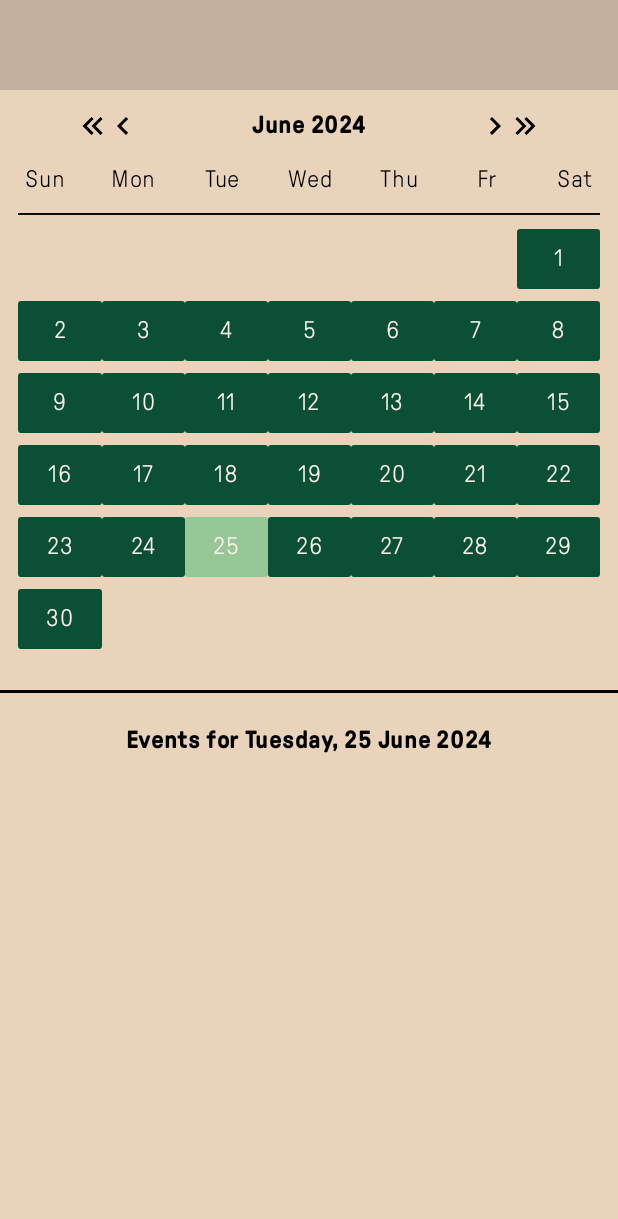
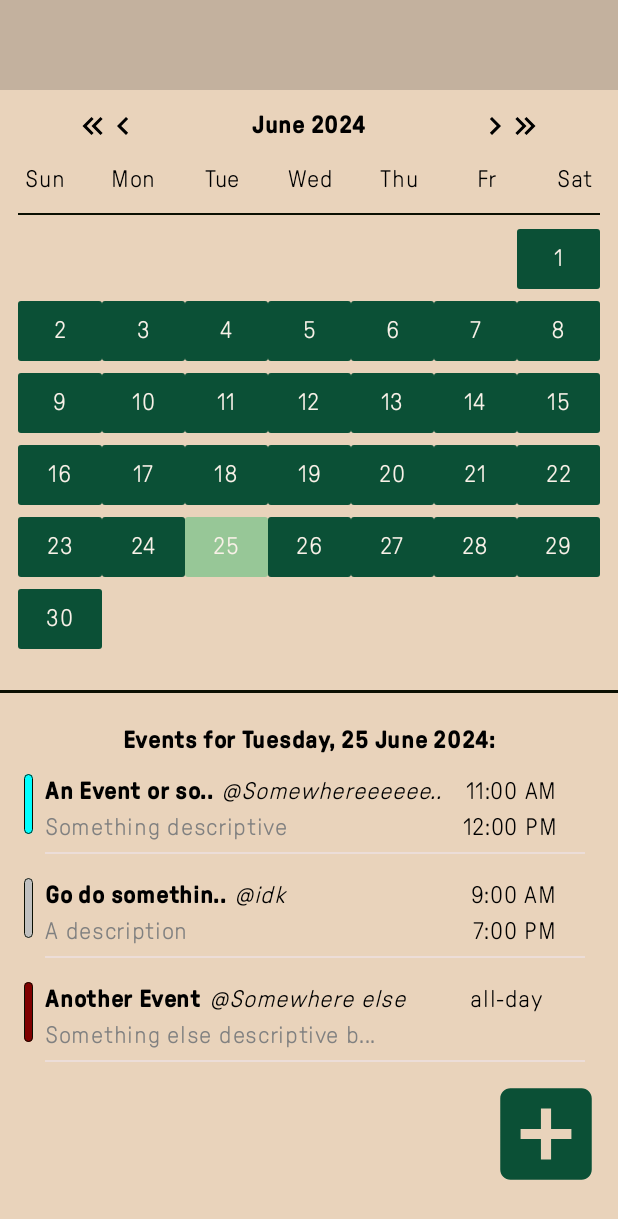
Before and after one commit to Omaro-IB/nofusscalendar-android-project, an Android app built with Jetpack Compose: the screen it shows after launch (MainActivity), on a phone screen of 412 x 824 dp. Shown: the top 1219 px of the screen. Run offline under Robolectric (Android 15) with nearby library versions, the phone set to English and light mode, and no system bars.

Commit message:
created event component

```diff
--- a/NoFussCalendar/app/src/main/java/DTUtils.kt
+++ b/NoFussCalendar/app/src/main/java/DTUtils.kt
@@ -1,4 +1,11 @@
-import kotlinx.datetime.*
+import kotlinx.datetime.Clock
+import kotlinx.datetime.Instant
+import kotlinx.datetime.LocalDate
+import kotlinx.datetime.LocalDateTime
+import kotlinx.datetime.TimeZone
+import kotlinx.datetime.daysUntil
+import kotlinx.datetime.isoDayNumber
+import kotlinx.datetime.toLocalDateTime
 
 class DTUtils {
     companion object {
@@ -108,5 +115,13 @@ class DTUtils {
                 return "$nHour:${minute.toString().padStart(2, '0')} $ending"
             }
         }
+
+        fun clipString(string: String, replaceWith: String, limit: Int): String {
+            if (string.length > limit) {
+                return string.slice(0..limit-1) + replaceWith
+            } else {
+                return string
+            }
+        }
     }
 }
--- a/NoFussCalendar/app/src/main/java/com/example/nofusscalendar/MainActivity.kt
+++ b/NoFussCalendar/app/src/main/java/com/example/nofusscalendar/MainActivity.kt
@@ -1,10 +1,12 @@
 package com.example.nofusscalendar
 import DTUtils
+import android.nfc.FormatException
 import android.os.Bundle
 import androidx.activity.ComponentActivity
 import androidx.activity.compose.setContent
 import androidx.activity.enableEdgeToEdge
 import androidx.compose.foundation.background
+import androidx.compose.foundation.border
 import androidx.compose.foundation.layout.Arrangement
 import androidx.compose.foundation.layout.Box
 import androidx.compose.foundation.layout.Column
@@ -15,6 +17,7 @@ import androidx.compose.foundation.layout.fillMaxWidth
 import androidx.compose.foundation.layout.height
 import androidx.compose.foundation.layout.offset
 import androidx.compose.foundation.layout.padding
+import androidx.compose.foundation.layout.size
 import androidx.compose.foundation.layout.width
 import androidx.compose.foundation.lazy.grid.GridCells
 import androidx.compose.foundation.lazy.grid.LazyVerticalGrid
@@ -33,12 +36,15 @@ import androidx.compose.runtime.remember
 import androidx.compose.runtime.setValue
 import androidx.compose.ui.Alignment
 import androidx.compose.ui.Modifier
+import androidx.compose.ui.draw.clip
 import androidx.compose.ui.res.colorResource
 import androidx.compose.ui.res.painterResource
+import androidx.compose.ui.text.font.FontStyle
 import androidx.compose.ui.text.font.FontWeight
 import androidx.compose.ui.text.style.TextAlign
 import androidx.compose.ui.unit.dp
 import com.example.nofusscalendar.ui.theme.NoFussCalendarTheme
+
 
 class MainActivity : ComponentActivity() {
     override fun onCreate(savedInstanceState: Bundle?) {
@@ -48,13 +54,15 @@ class MainActivity : ComponentActivity() {
             NoFussCalendarTheme {
                 Column {
                     // Dark space
-                    Spacer(modifier= Modifier.height(60.dp).fillMaxWidth().background(colorResource(R.color.beigedark)))
+                    Spacer(modifier= Modifier
+                        .height(60.dp)
+                        .fillMaxWidth()
+                        .background(colorResource(R.color.beigedark)))
                     // Calendar
-                    Calendar(modifier = Modifier.background(colorResource(R.color.beige)).fillMaxWidth().height(400.dp))
-                    // Light space
-                    Spacer(modifier = Modifier.height(2.dp).fillMaxWidth().background(colorResource(R.color.black)))
-                    // Event list -- TODO: Update day based on selected day
-                    Events(modifier = Modifier.background(colorResource(R.color.beige)).fillMaxWidth().fillMaxHeight(), 2024, 6, 25)
+                    Calendar(modifier = Modifier
+                        .background(colorResource(R.color.beige))
+                        .fillMaxWidth()
+                        .fillMaxHeight())
                 }
             }
         }
@@ -62,23 +70,75 @@ class MainActivity : ComponentActivity() {
 }
 
 @Composable
+fun Event(title: String, location: String, description: String, allDay: Boolean, color: String, start: String, end: String){
+    val c = when(color){
+        "black" -> colorResource(R.color.black_css3)
+        "silver" -> colorResource(R.color.silver_css3)
+        "gray" -> colorResource(R.color.gray_css3)
+        "white" -> colorResource(R.color.white_css3)
+        "maroon" -> colorResource(R.color.maroon_css3)
+        "red" -> colorResource(R.color.red_css3)
+        "purple" -> colorResource(R.color.purple_css3)
+        "fuchsia" -> colorResource(R.color.fuchsia_css3)
+        "green" -> colorResource(R.color.green_css3)
+        "lime" -> colorResource(R.color.lime_css3)
+        "olive" -> colorResource(R.color.olive_css3)
+        "yellow" -> colorResource(R.color.yellow_css3)
+        "navy" -> colorResource(R.color.navy_css3)
+        "blue" -> colorResource(R.color.black_css3)
+        "teal" -> colorResource(R.color.teal_css3)
+        "aqua" -> colorResource(R.color.aqua_css3)
+        else -> throw FormatException("color not available")
+    }
+    Row {
+        // Color spacer
+        Spacer(modifier = Modifier.padding(horizontal = 8.dp))
+        Box(modifier = Modifier.height(40.dp).width(6.dp).clip(RoundedCornerShape(30.dp)).background(c).border(width = (0.4).dp, color = colorResource(R.color.blackshadow), shape = RoundedCornerShape(12.dp)))
+        Spacer(modifier = Modifier.padding(horizontal = 4.dp))
+        // Two lines
+        Column {
+            // Title, location, and start time
+            Row(modifier = Modifier.fillMaxWidth().padding(end = 40.dp), horizontalArrangement = Arrangement.SpaceBetween) {
+                Row {Text(DTUtils.clipString(title, "..", 14), fontWeight = FontWeight.Bold); Text(" @${DTUtils.clipString(location, "..", 14)}", fontStyle = FontStyle.Italic)}
+                Text(if (allDay) "all-day  " else (start))
+            }
+            // Description and end time
+            Row(modifier = Modifier.fillMaxWidth().padding(end = 40.dp), horizontalArrangement = Arrangement.SpaceBetween) {
+                Text(DTUtils.clipString(description, "...", 28), color = colorResource(R.color.gray_css3))
+                Text(if (allDay) "" else (end))
+            }
+            Spacer(modifier = Modifier.padding(vertical = 2.dp))
+            Spacer(modifier = Modifier.height(1.dp).fillMaxWidth().padding(end = 22.dp).background(colorResource(R.color.pinkbeige)))
+            Spacer(modifier = Modifier.padding(vertical = 8.dp))
+        }
+    }
+}
+
+@Composable
 fun Events(modifier: Modifier = Modifier, year: Int, month: Int, day: Int) {
     // Title
-    Column (modifier = modifier, horizontalAlignment = Alignment.CenterHorizontally) {
+    Column (modifier = modifier) {
         Spacer(modifier = Modifier.height(20.dp))
-        Text("Events for ${DTUtils.weekDayIntToStr(DTUtils.dateToWeekDay(year, month, day))}, $day ${DTUtils.monthIntToStr(month)} $year", fontWeight = FontWeight.Bold)
+        Text("Events for ${DTUtils.weekDayIntToStr(DTUtils.dateToWeekDay(year, month, day))}, $day ${DTUtils.monthIntToStr(month)} $year:", fontWeight = FontWeight.Bold, modifier = Modifier.align(Alignment.CenterHorizontally))
+        Spacer(modifier = Modifier.height(10.dp))
+        // TODO: render all events using VEvent.kt, icalendar-kotlin, and media store to read file
+//      LazyColumn{
+//          items(...) { event ->
+//               ...
+//          }
+//      }
+        // TODO: remove this (test)
+        Column {
+            Event("An Event or something or other", "Somewhereeeeeeeeeeeee", "Something descriptive", false, "aqua", "11:00 AM", "12:00 PM")
+            Event("Go do something", "idk", "A description", false, "silver", "9:00 AM", "7:00 PM")
+            Event("Another Event", "Somewhere else", "Something else descriptive because I want more and more words", true, "maroon", "11:00 AM", "12:00 PM")
         }
-    // TODO: render all events using VEvent.kt, icalendar-kotlin, and media store to read file
-//    LazyColumn{
-//        items(...) { event ->
-//            ...
-//        }
-//    }
+    }
 }
 
 
 @Composable
-fun DaySelect(modifier: Modifier = Modifier, day: Int, selected: Boolean) {
+fun DaySelect(modifier: Modifier = Modifier, day: Int, selected: Boolean, onClick: () -> Unit) {
     // Highlight color when selected
     val c = when(selected){
         true -> colorResource(R.color.buttongreenhighlight)
@@ -87,7 +147,7 @@ fun DaySelect(modifier: Modifier = Modifier, day: Int, selected: Boolean) {
 
     // Day box
     Box {
-        Button(onClick = { /* TODO: Update selected day */ },
+        Button(onClick = onClick,
             modifier = modifier
                 .fillMaxWidth()
                 .align(Alignment.Center),
@@ -100,7 +160,7 @@ fun DaySelect(modifier: Modifier = Modifier, day: Int, selected: Boolean) {
 
 
 @Composable
-fun MonthDays(startOn: Int, numDays: Int, selectedDay: Int) {
+fun MonthDays(startOn: Int, numDays: Int, selectedDay: Int, onDaySelect: (Int) -> Unit) {
     // Days of week
     LazyVerticalGrid(
         columns = GridCells.Fixed(7)
@@ -123,7 +183,7 @@ fun MonthDays(startOn: Int, numDays: Int, selectedDay: Int) {
         items(numDays+startOn-1) { day ->
             when(day+1) {
                 in (1..<startOn) -> Spacer(modifier = Modifier.fillMaxWidth()) // leave gap till first day
-                else -> DaySelect(day = day - startOn + 2, selected = selectedDay == (day - startOn + 2))  // first day to last
+                else -> DaySelect(day = day - startOn + 2, selected = selectedDay == (day - startOn + 2), onClick = {onDaySelect(day - startOn + 2)})  // first day to last
             }
         }
     }
@@ -136,15 +196,20 @@ fun Calendar(modifier: Modifier = Modifier) {
     var year: Int by remember { mutableStateOf(DTUtils.getYear()) }
     var month: Int by remember { mutableStateOf(DTUtils.getMonth()) }
     // Selected year/month/day
-    val selectedYear: Int by remember { mutableStateOf(DTUtils.getYear()) }
-    val selectedMonth: Int by remember { mutableStateOf(DTUtils.getMonth()) }
-    val selectedDay: Int by remember { mutableStateOf(DTUtils.getDay()) }
+    var selectedYear: Int by remember { mutableStateOf(DTUtils.getYear()) }
+    var selectedMonth: Int by remember { mutableStateOf(DTUtils.getMonth()) }
+    var selectedDay: Int by remember { mutableStateOf(DTUtils.getDay()) }
 
     // Fix displayed month
     if (month > 12) {month = 1; year += 1 }
     if (month < 1) {month = 12; year -= 1}
 
-    Column(modifier = modifier, horizontalAlignment = Alignment.CenterHorizontally) {
+    // Create event intent
+
+
+
+    Column(modifier = modifier) {
+        Column(modifier = Modifier.height(400.dp), horizontalAlignment = Alignment.CenterHorizontally) {
             // Month changer
             Row(verticalAlignment = Alignment.CenterVertically, horizontalArrangement = Arrangement.Center) {
                 // Left
@@ -162,6 +227,27 @@ fun Calendar(modifier: Modifier = Modifier) {
             }
             // Month grid - display starting on first of month
             MonthDays(startOn = DTUtils.dateToWeekDay(year, month, 1), numDays = DTUtils.getMonthDays(year, month),
-            selectedDay = (if (year == selectedYear && month == selectedMonth) selectedDay else 0)) // only show selected day if on selected year/month
+                selectedDay = (if (year == selectedYear && month == selectedMonth) selectedDay else 0), onDaySelect = {day: Int -> selectedDay = day; selectedMonth = month; selectedYear = year}) // only show selected day if on selected year/month
+
+        }
+
+        // Bottom half:
+        Spacer(modifier = Modifier
+            .height(2.dp)
+            .fillMaxWidth()
+            .background(colorResource(R.color.blackshadow)))  // Divider
+        // Events
+        Box {
+            // Event list
+            Events(modifier = Modifier
+                .background(colorResource(R.color.beige))
+                .fillMaxWidth()
+                .fillMaxHeight(), selectedYear, selectedMonth, selectedDay)
+            // Add event button
+            val iconSize = 96
+            Box(modifier = Modifier
+                .padding(vertical = 20.dp)
+                .align(Alignment.BottomEnd)) {IconButton(onClick = { /* TODO */ }, modifier = Modifier.size(iconSize.dp)){ Icon(painterResource(R.drawable.plus_box), tint = colorResource(R.color.buttongreen), contentDescription = "Add event", modifier = Modifier.size((iconSize*0.85).dp)) }}
         }
     }
+}
--- /dev/null
+++ b/NoFussCalendar/app/src/main/res/drawable/plus_box.xml
@@ -0,0 +1 @@
+<!-- drawable/plus_box.xml --><vector xmlns:android="http://schemas.android.com/apk/res/android" android:height="24dp" android:width="24dp" android:viewportWidth="24" android:viewportHeight="24"><path android:fillColor="#000000" android:pathData="M17,13H13V17H11V13H7V11H11V7H13V11H17M19,3H5C3.89,3 3,3.89 3,5V19A2,2 0 0,0 5,21H19A2,2 0 0,0 21,19V5C21,3.89 20.1,3 19,3Z" /></vector>
--- a/NoFussCalendar/app/src/main/res/values/colors.xml
+++ b/NoFussCalendar/app/src/main/res/values/colors.xml
@@ -14,4 +14,20 @@
     <color name="textfield">#E3E2E1</color>
     <color name="textfielddisabled">#A9A9A9</color>
     <color name="buttonred">#E24F4D</color>
+    <color name="black_css3">#000000</color>
+    <color name="silver_css3">#C0C0C0</color>
+    <color name="gray_css3">#808080</color>
+    <color name="white_css3">#FFFFFF</color>
+    <color name="maroon_css3">#800000</color>
+    <color name="red_css3">#FF0000</color>
+    <color name="purple_css3">#800080</color>
+    <color name="fuchsia_css3">#FF00FF</color>
+    <color name="green_css3">#008000</color>
+    <color name="lime_css3">#00FF00</color>
+    <color name="olive_css3">#808000</color>
+    <color name="yellow_css3">#FFFF00</color>
+    <color name="navy_css3">#000080</color>
+    <color name="blue_css3">#0000FF</color>
+    <color name="teal_css3">#008080</color>
+    <color name="aqua_css3">#00FFFF</color>
 </resources>
```
Lines whose indentation alone changed are shown as unchanged.
